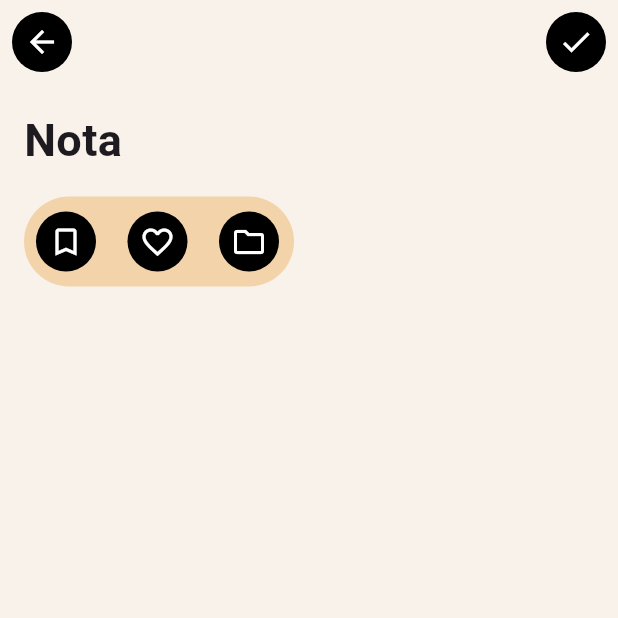
After one commit to LucianaVoica/Flutter-Notite, a Flutter app: the screen it shows after launch, after a tap on the "add" icon, on a phone screen of 412 x 824 dp, the top half of it. The commit adds this screen. Run offline on Flutter 3.47's test engine with Material 3 defaults, Android fonts, the phone set to English and light mode, and no system bars; our stand-ins replace equatable, flutter_bloc, flutter_dotenv, get_it, image_picker, nested and 2 more; accounts and stored records are empty; network calls fail; statements that could not run were skipped.

Commit message:
form + multe fixuri

```diff
--- a/lib/features/categorii/presentation/bloc/category_event.dart
+++ b/lib/features/categorii/presentation/bloc/category_event.dart
@@ -1,4 +1,5 @@
 import 'package:equatable/equatable.dart';
+import 'package:flutter/material.dart';
 import '../../data/category_model.dart';
 
 abstract class CategoryEvent extends Equatable {
@@ -15,11 +16,13 @@ class LoadCategories extends CategoryEvent {
 }
 
 class SelectCategory extends CategoryEvent {
-  SelectCategory(this.categoryId);
+  SelectCategory({required this.categoryId, required this.context});
+
   final String categoryId;
+  final BuildContext context;
 
   @override
-  List<Object?> get props => <Object?>[categoryId];
+  List<Object?> get props => <Object?>[categoryId, context];
 }
 
 class AddCategory extends CategoryEvent {
--- a/lib/features/categorii/presentation/widget/category.dart
+++ b/lib/features/categorii/presentation/widget/category.dart
@@ -1,5 +1,6 @@
 import 'package:flutter/material.dart';
 
+import '../../../../theme/app_colors.dart';
 import '../../data/category_model.dart';
 
 class Category extends StatelessWidget {
@@ -17,7 +18,7 @@ class Category extends StatelessWidget {
                 ? Theme.of(context).primaryColor
                 : Theme.of(context).scaffoldBackgroundColor,
         borderRadius: BorderRadius.circular(20),
-        border: Border.all(color: Theme.of(context).primaryColor, width: 1.5),
+        border: Border.all(color: AppColors.primaryLight, width: 1.5),
       ),
       child: Center(
         child: Text(
--- a/lib/features/home/pinned_notes.dart
+++ b/lib/features/home/pinned_notes.dart
@@ -18,7 +18,7 @@ class PinnedNotesCard extends StatelessWidget {
             begin: Alignment.topCenter,
             end: Alignment.bottomCenter,
             colors: <Color>[
-              Color.fromARGB(222, 198, 236, 187),
+              Color.fromARGB(255, 244, 227, 206),
               AppColors.primaryLight,
             ],
           ),
--- a/lib/features/notite/presentation/bloc/note_bloc.dart
+++ b/lib/features/notite/presentation/bloc/note_bloc.dart
@@ -17,7 +17,7 @@ class NoteBloc extends Bloc<NoteEvent, NoteState> {
           .supabaseClient
           .from('notes')
           .select()
-          .eq('category_id', event.categoryId); // Filtrare pe categorie
+          .eq('category_id', event.categoryId);
 
       final List<NoteModel> notes =
           notesData.map((Map<String, dynamic> note) {
@@ -44,6 +44,7 @@ class NoteBloc extends Bloc<NoteEvent, NoteState> {
       };
 
       await SupabaseService.supabaseClient.from('notes').insert(newNote);
+      print('📌 Bloc a primit evenimentul AddNote: ${event.note.title}');
 
       final List<NoteModel> updatedNotes = List<NoteModel>.from(
         (state is NoteLoaded) ? (state as NoteLoaded).notes : <dynamic>[],
@@ -53,5 +54,6 @@ class NoteBloc extends Bloc<NoteEvent, NoteState> {
     } catch (error) {
       emit(NoteFailure(error: error.toString()));
     }
+    print('✅ Notița a fost adăugată cu succes!');
   }
 }
--- a/lib/features/notite/presentation/bloc/note_state.dart
+++ b/lib/features/notite/presentation/bloc/note_state.dart
@@ -4,12 +4,14 @@ import '../../data/model/note_model.dart';
 abstract class NoteState extends Equatable {
   @override
   List<Object?> get props => <Object?>[];
+  void get notes {}
 }
 
 class NoteLoading extends NoteState {}
 
 class NoteLoaded extends NoteState {
   NoteLoaded({required this.notes});
+  @override
   final List<NoteModel> notes;
 
   @override
--- /dev/null
+++ b/lib/features/notite/presentation/widget/add_note_form.dart
@@ -0,0 +1,225 @@
+import 'package:flutter/material.dart';
+import 'package:flutter_bloc/flutter_bloc.dart';
+import '../../../../theme/app_colors.dart';
+import '../../../categorii/data/category_model.dart';
+import '../../data/model/note_model.dart';
+import '../bloc/note_bloc.dart';
+import '../bloc/note_event.dart';
+
+class AddNoteForm extends StatefulWidget {
+  const AddNoteForm({super.key, required this.categories});
+  final List<CategoryModel> categories;
+
+  static MaterialPageRoute<dynamic> route({
+    required List<CategoryModel> categories,
+  }) => MaterialPageRoute<dynamic>(
+    builder: (BuildContext context) => AddNoteForm(categories: categories),
+  );
+
+  @override
+  State<AddNoteForm> createState() => _AddNoteFormState();
+}
+
+class _AddNoteFormState extends State<AddNoteForm> {
+  final TextEditingController _titleController = TextEditingController();
+  final TextEditingController _contentController = TextEditingController();
+
+  final FocusNode _contentFocusNode = FocusNode();
+
+  String? selectedCategoryId;
+
+  void _addNote() {
+    context.read<NoteBloc>().add(
+      AddNote(
+        note: NoteModel(
+          id: UniqueKey().toString(),
+          title: _titleController.text,
+          content: _contentController.text,
+          categoryId:
+              selectedCategoryId ?? '00000000-0000-0000-0000-000000000001',
+        ),
+      ),
+    );
+    Navigator.pop(context);
+  }
+
+  void _showCategoryDialog() {
+    showDialog(
+      context: context,
+      builder: (context) {
+        return Dialog(
+          shape: RoundedRectangleBorder(
+            borderRadius: BorderRadius.circular(15),
+          ),
+          child: Padding(
+            padding: const EdgeInsets.all(16.0),
+            child: Column(
+              mainAxisSize: MainAxisSize.min,
+              crossAxisAlignment: CrossAxisAlignment.start,
+              children: <Widget>[
+                const Text(
+                  'Alege o categorie',
+                  style: TextStyle(fontSize: 24, fontWeight: FontWeight.bold),
+                ),
+                const SizedBox(height: 20),
+                DropdownButton<String>(
+                  isExpanded: true,
+                  hint: const Text('Categorie'),
+                  value: selectedCategoryId,
+                  items:
+                      widget.categories.map((CategoryModel category) {
+                        return DropdownMenuItem<String>(
+                          value: category.id,
+                          child: Text(category.name),
+                        );
+                      }).toList(),
+                  onChanged: (String? value) {
+                    setState(() {
+                      selectedCategoryId = value;
+                    });
+                  },
+                  style: const TextStyle(color: Colors.black),
+                  dropdownColor: Colors.white,
+                  iconSize: 30,
+                  iconEnabledColor: Colors.black,
+                ),
+
+                const SizedBox(height: 20),
+                ElevatedButton(
+                  onPressed: () {
+                    if (selectedCategoryId != null) {
+                      Navigator.pop(context); // Închide dialogul
+                    } else {
+                      // Optional: poți adăuga un mesaj de eroare aici
+                    }
+                  },
+                  child: const Text('Confirmă'),
+                ),
+              ],
+            ),
+          ),
+        );
+      },
+    );
+  }
+
+  @override
+  Widget build(BuildContext context) {
+    return Scaffold(
+      appBar: AppBar(
+        leading: IconButton(
+          icon: const CircleAvatar(
+            backgroundColor: Colors.black,
+            radius: 20,
+            child: Icon(Icons.arrow_back, color: Colors.white),
+          ),
+          onPressed: () => Navigator.pop(context),
+        ),
+
+        backgroundColor: AppColors.secondaryLight,
+        actions: <Widget>[
+          IconButton(
+            icon: const CircleAvatar(
+              backgroundColor: Colors.black,
+              radius: 20,
+              child: Icon(Icons.check, color: Colors.white),
+            ),
+            onPressed: _addNote,
+          ),
+        ],
+      ),
+      body: Padding(
+        padding: const EdgeInsets.all(16.0),
+        child: Column(
+          crossAxisAlignment: CrossAxisAlignment.start,
+          children: <Widget>[
+            const Text(
+              'Nota',
+              style: TextStyle(fontSize: 30, fontWeight: FontWeight.bold),
+            ),
+
+            const SizedBox(height: 16),
+            Container(
+              height: 60,
+              width: 180,
+              decoration: BoxDecoration(
+                color: const Color.fromARGB(255, 243, 211, 169),
+                borderRadius: BorderRadius.circular(30),
+              ),
+              child: Row(
+                children: <Widget>[
+                  IconButton(
+                    icon: const CircleAvatar(
+                      backgroundColor: Colors.black,
+                      radius: 20,
+                      child: Icon(
+                        Icons.bookmark_border_outlined,
+                        color: Colors.white,
+                      ),
+                    ),
+                    onPressed: () => (),
+                  ),
+                  const SizedBox(width: 5),
+                  IconButton(
+                    icon: const CircleAvatar(
+                      backgroundColor: Colors.black,
+                      radius: 20,
+                      child: Icon(
+                        Icons.favorite_border_outlined,
+                        color: Colors.white,
+                      ),
+                    ),
+                    onPressed: () => (),
+                  ),
+                  const SizedBox(width: 5),
+                  IconButton(
+                    icon: const CircleAvatar(
+                      backgroundColor: Colors.black,
+                      radius: 20,
+                      child: Icon(Icons.folder_outlined, color: Colors.white),
+                    ),
+                    onPressed: _showCategoryDialog,
+                  ),
+                ],
+              ),
+            ),
+            const SizedBox(height: 30),
+            SizedBox(
+              height: 20,
+              child: TextFormField(
+                controller: _titleController,
+                textAlignVertical: TextAlignVertical.top,
+                style: const TextStyle(
+                  fontSize: 30,
+                  fontWeight: FontWeight.bold,
+                ),
+                decoration: const InputDecoration(
+                  border: InputBorder.none,
+                  fillColor: Color.fromARGB(255, 236, 197, 147),
+                ),
+                onFieldSubmitted: (_) {
+                  // Când apesi Enter, focusul trece la câmpul de conținut
+                  FocusScope.of(context).requestFocus(_contentFocusNode);
+                },
+              ),
+            ),
+            Expanded(
+              child: SingleChildScrollView(
+                child: TextFormField(
+                  controller: _contentController,
+                  maxLines: null,
+                  textAlignVertical: TextAlignVertical.top,
+                  keyboardType: TextInputType.multiline,
+                  decoration: const InputDecoration(
+                    border: InputBorder.none,
+                    contentPadding: EdgeInsets.zero,
+                  ),
+                ),
+              ),
+            ),
+          ],
+        ),
+      ),
+    );
+  }
+}
--- a/lib/main.dart
+++ b/lib/main.dart
@@ -8,6 +8,7 @@ import 'features/categorii/data/category_model.dart';
 import 'features/categorii/presentation/bloc/category_bloc.dart';
 import 'features/categorii/presentation/bloc/category_event.dart';
 import 'features/notite/presentation/bloc/note_bloc.dart';
+import 'features/notite/presentation/bloc/note_event.dart';
 import 'pages/landin_page.dart';
 import 'services/locator.dart';
 import 'services/supabase_service.dart';
@@ -35,7 +36,17 @@ class MyApp extends StatelessWidget {
                   CategoryBloc()
                     ..add(LoadCategories(categories: const <CategoryModel>[])),
         ),
-        BlocProvider(create: (_) => NoteBloc()),
+        BlocProvider(
+          create:
+              (context) =>
+                  NoteBloc()..add(
+                    LoadNotes(
+                      categoryId: '00000000-0000-0000-0000-000000000001',
+                    ),
+                  ),
+        ),
+
+        BlocProvider<NoteBloc>(create: (BuildContext context) => NoteBloc()),
       ],
       child: MaterialApp(
         debugShowCheckedModeBanner: false,
--- a/lib/pages/landin_page.dart
+++ b/lib/pages/landin_page.dart
@@ -5,10 +5,12 @@ import 'package:syncfusion_flutter_calendar/calendar.dart';
 import '../features/categorii/data/category_model.dart';
 import '../features/categorii/presentation/bloc/category_bloc.dart';
 import '../features/categorii/presentation/bloc/category_event.dart';
+import '../features/categorii/presentation/bloc/category_state.dart';
 import '../features/categorii/presentation/widget/add_category_form.dart';
 import '../features/categorii/presentation/widget/category_list.dart';
 import '../features/home/pinned_notes.dart';
 
+import '../features/notite/presentation/widget/add_note_form.dart';
 import '../theme/app_colors.dart';
 import '../theme/gradient.dart';
 import '../widget/avatar/avatar.dart';
@@ -53,6 +55,24 @@ class _LandingPageState extends State<LandingPage> {
         );
       },
     );
+  }
+
+  void _navigateToAddNote() {
+    final CategoryState state = context.read<CategoryBloc>().state;
+    if (state is CategoryLoaded) {
+      Navigator.push(
+        context,
+        MaterialPageRoute(
+          builder:
+              (BuildContext context) =>
+                  Scaffold(body: AddNoteForm(categories: state.categories)),
+        ),
+      );
+    } else {
+      ScaffoldMessenger.of(context).showSnackBar(
+        const SnackBar(content: Text('Se încarcă categoriile...')),
+      );
+    }
   }
 
   @override
@@ -103,14 +123,12 @@ class _LandingPageState extends State<LandingPage> {
           ],
         ),
       ),
+
       floatingActionButton: FloatingActionButton(
-        onPressed:
-            () => _showAddCategoryModal(
-              context,
-            ), //! TODO - de pus adaugarea de notite cu hero
-        backgroundColor: Theme.of(context).primaryColor,
+        onPressed: () => _navigateToAddNote(),
+        backgroundColor: Colors.black,
         shape: const CircleBorder(),
-        child: const Icon(Icons.add, size: 30, color: Colors.black),
+        child: const Icon(Icons.add, size: 30, color: Colors.white),
       ),
       floatingActionButtonLocation: FloatingActionButtonLocation.endFloat,
     );
--- a/lib/theme/app_colors.dart
+++ b/lib/theme/app_colors.dart
@@ -1,7 +1,7 @@
 import 'package:flutter/material.dart';
 
 class AppColors {
-  static const Color primaryLight = Color.fromARGB(222, 161, 217, 145);
+  static const Color primaryLight = Color.fromARGB(255, 243, 211, 169);
   static const Color secondaryLight = Color.fromARGB(255, 248, 242, 234);
   static const Color textLight = Colors.black;
   static const Color buttonBackgroundLight = Colors.grey;
--- a/pubspec.yaml
+++ b/pubspec.yaml
@@ -45,6 +45,10 @@ dependencies:
   get_it: ^8.0.3
   heroine: ^0.4.0+1
   flutter_dotenv: ^5.2.1
+  modal_bottom_sheet: ^3.0.0
+  dropdown_button2: ^2.3.9
+  flutter_animate: ^4.5.2
+  font_awesome_flutter: ^10.8.0
 
 
 dev_dependencies:
```
Also changed, not shown: lib/components/drpdown_button.dart (added, +43 -0 lines), lib/features/categorii/presentation/bloc/category_bloc.dart (+7 -1 lines), lib/features/notite/presentation/pages/lista_notite.dart (+9 -20 lines), lib/features/notite/presentation/widget/notebook_painter.dart (added, +20 -0 lines), lib/pages/page404.dart (added, +10 -0 lines), pubspec.lock.
